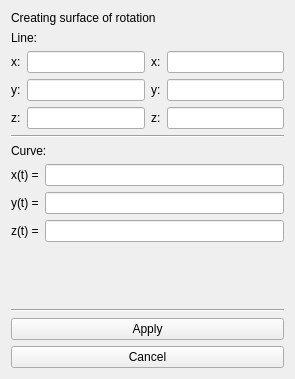
The window that package/ui/Widgets/ui/CreateRotationFigureWidget.ui (DenDen039/surface-view) describes before a commit, drawn with Qt 5.
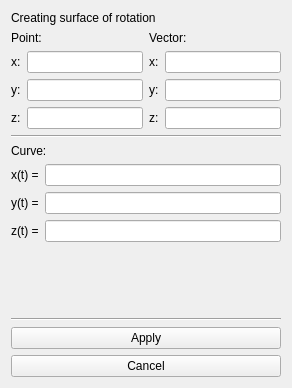
The same window after the commit.

```diff
--- a/package/ui/Widgets/ui/CreateRotationFigureWidget.ui
+++ b/package/ui/Widgets/ui/CreateRotationFigureWidget.ui
@@ -6,8 +6,8 @@
    <rect>
     <x>0</x>
     <y>0</y>
-    <width>295</width>
-    <height>379</height>
+    <width>292</width>
+    <height>388</height>
    </rect>
   </property>
   <property name="windowTitle">
@@ -21,17 +21,17 @@
      </property>
     </widget>
    </item>
-   <item>
-    <widget class="QLabel" name="label_10">
-     <property name="text">
-      <string>Line:</string>
-     </property>
-    </widget>
-   </item>
    <item>
     <layout class="QHBoxLayout" name="create_line_layout">
      <item>
       <layout class="QVBoxLayout" name="verticalLayout_point1">
+       <item>
+        <widget class="QLabel" name="label_10">
+         <property name="text">
+          <string>Point:</string>
+         </property>
+        </widget>
+       </item>
        <item>
         <layout class="QHBoxLayout" name="horizontalLayout">
          <item>
@@ -78,6 +78,13 @@
      </item>
      <item>
       <layout class="QVBoxLayout" name="verticalLayout_point2">
+       <item>
+        <widget class="QLabel" name="label_13">
+         <property name="text">
+          <string>Vector:</string>
+         </property>
+        </widget>
+       </item>
        <item>
         <layout class="QHBoxLayout" name="horizontalLayout_5">
          <item>
```
